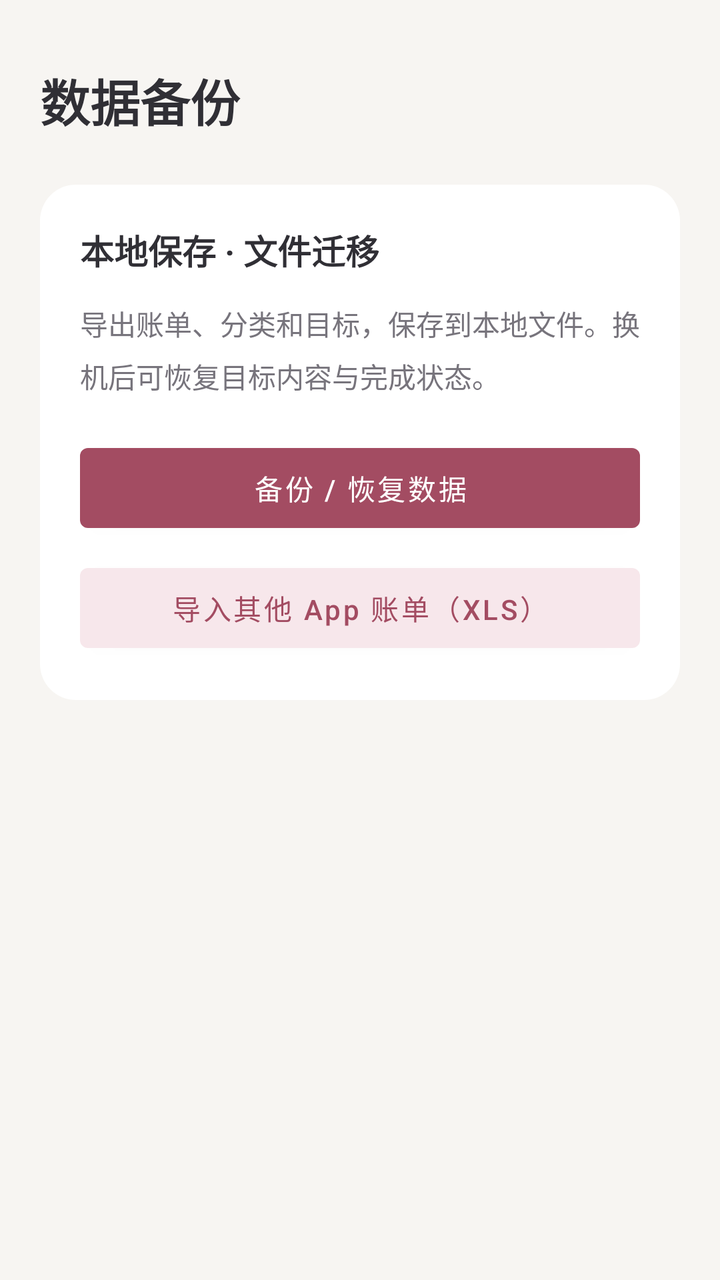
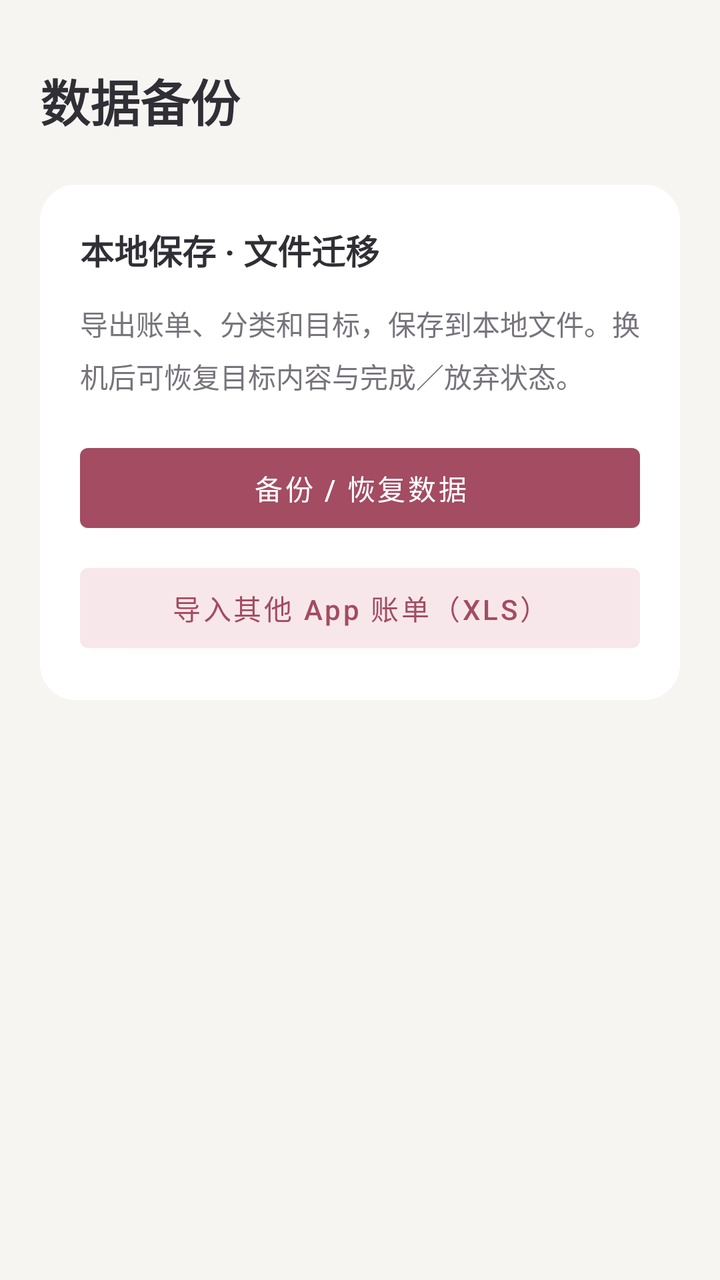

The first picture is an Android layout as it rendered before a commit; the second is the same layout after the commit. The layout source and the unified diff follow.
<!-- AndroidManifest.xml: application theme Theme.FutureRealization -->
<!-- res/layout/other_fragment.xml -->
<?xml version="1.0" encoding="utf-8"?>
<LinearLayout xmlns:android="http://schemas.android.com/apk/res/android" xmlns:app="http://schemas.android.com/apk/res-auto"
    android:layout_width="match_parent" android:layout_height="match_parent" android:orientation="vertical"
    android:background="@color/ledger_background" android:padding="20dp">
    <TextView android:layout_width="match_parent" android:layout_height="wrap_content" android:layout_marginTop="12dp"
        android:text="数据备份" android:textSize="25sp" android:textStyle="bold" android:textColor="@color/ledger_text" />
    <LinearLayout android:layout_width="match_parent" android:layout_height="wrap_content" android:orientation="vertical"
        android:layout_marginTop="24dp" android:padding="20dp" android:background="@drawable/ledger_card">
        <TextView android:layout_width="match_parent" android:layout_height="wrap_content" android:text="本地保存 · 文件迁移"
            android:textSize="17sp" android:textStyle="bold" android:textColor="@color/ledger_text" />
        <TextView android:layout_width="match_parent" android:layout_height="wrap_content" android:layout_marginTop="14dp"
            android:text="导出账单、分类和目标，保存到本地文件。换机后可恢复目标内容与完成状态。" android:lineSpacingExtra="6dp"
            android:textSize="14sp" android:textColor="@color/ledger_muted" />
        <Button android:id="@+id/open_backup" android:layout_width="match_parent" android:layout_height="52dp" android:layout_marginTop="20dp"
            android:text="备份 / 恢复数据" android:textColor="@color/white" app:backgroundTint="@color/ledger_accent" />
        <Button android:id="@+id/open_xls_import" android:layout_width="match_parent" android:layout_height="52dp" android:layout_marginTop="8dp"
            android:text="导入其他 App 账单（XLS）" android:textColor="@color/ledger_accent" app:backgroundTint="@color/ledger_soft" />
    </LinearLayout>
</LinearLayout>
<!-- resources referenced by this layout -->
<resources>
  <color name="ledger_accent">#A34C62</color>
  <color name="ledger_background">#F7F5F2</color>
  <color name="ledger_muted">#77747C</color>
  <color name="ledger_soft">#F7E7EB</color>
  <color name="ledger_text">#302F35</color>
  <color name="white">#FFFFFFFF</color>
  <!-- drawable ledger_card (drawable) -->
  <?xml version="1.0" encoding="utf-8"?>
  <shape xmlns:android="http://schemas.android.com/apk/res/android" android:shape="rectangle">
      <solid android:color="@color/ledger_surface" />
      <corners android:radius="18dp" />
  </shape>
  <style name="Theme.FutureRealization" parent="Theme.MaterialComponents.DayNight.DarkActionBar">
          
          
          <item name="colorPrimaryVariant">@color/app_theme_color</item>
          <item name="colorOnPrimary">@color/white</item>
          
          <item name="colorSecondary">@color/teal_200</item>
          <item name="colorSecondaryVariant">@color/teal_700</item>
          <item name="colorOnSecondary">@color/black</item>
          
          <item name="android:statusBarColor" tools:targetApi="l">?attr/colorPrimaryVariant</item>
          
          <item name="textAllCaps">false</item>
          <item name="colorAccent">@color/app_theme_color</item>
          <item name="colorPrimary">@color/app_theme_color</item>
          <item name="colorPrimaryDark">@color/app_theme_color</item>
      </style>
  <color name="ledger_surface">#FFFFFF</color>
  <color name="app_theme_color">@color/ledger_accent</color>
  <color name="teal_200">#FF03DAC5</color>
  <color name="teal_700">#FF018786</color>
  <color name="black">#FF000000</color>
</resources>

<!-- the commit's change to res/layout/other_fragment.xml (unified diff, before → after) -->
@@ -9,7 +9,7 @@
         <TextView android:layout_width="match_parent" android:layout_height="wrap_content" android:text="本地保存 · 文件迁移"
             android:textSize="17sp" android:textStyle="bold" android:textColor="@color/ledger_text" />
         <TextView android:layout_width="match_parent" android:layout_height="wrap_content" android:layout_marginTop="14dp"
-            android:text="导出账单、分类和目标，保存到本地文件。换机后可恢复目标内容与完成状态。" android:lineSpacingExtra="6dp"
+            android:text="导出账单、分类和目标，保存到本地文件。换机后可恢复目标内容与完成／放弃状态。" android:lineSpacingExtra="6dp"
             android:textSize="14sp" android:textColor="@color/ledger_muted" />
         <Button android:id="@+id/open_backup" android:layout_width="match_parent" android:layout_height="52dp" android:layout_marginTop="20dp"
             android:text="备份 / 恢复数据" android:textColor="@color/white" app:backgroundTint="@color/ledger_accent" />
